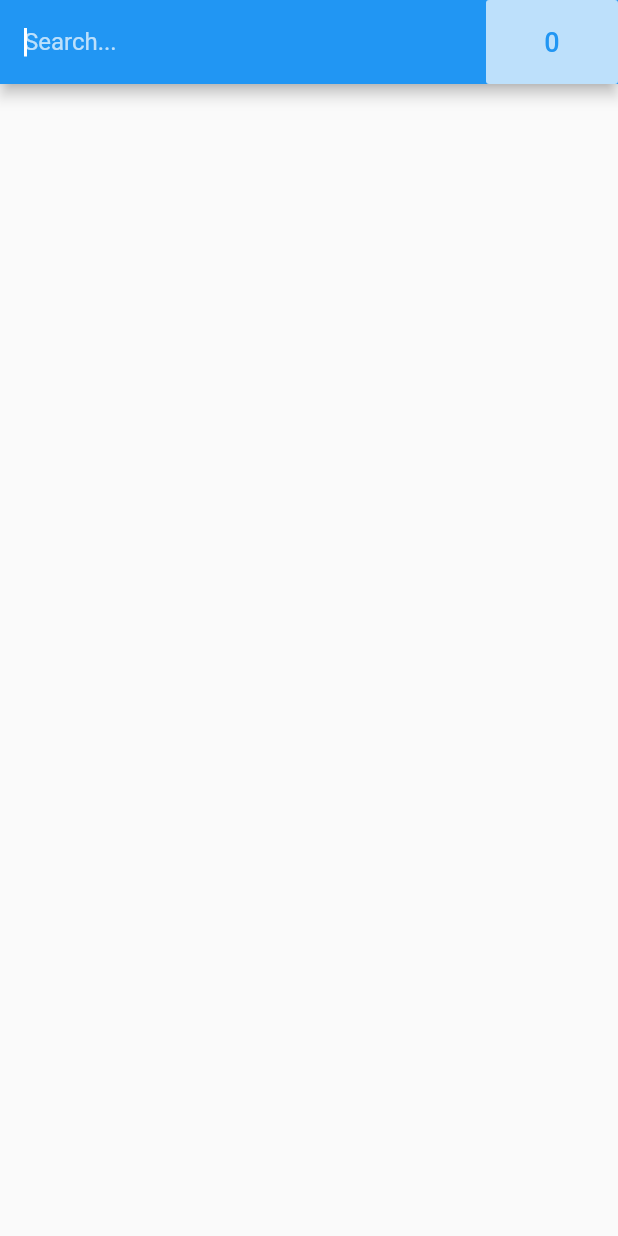
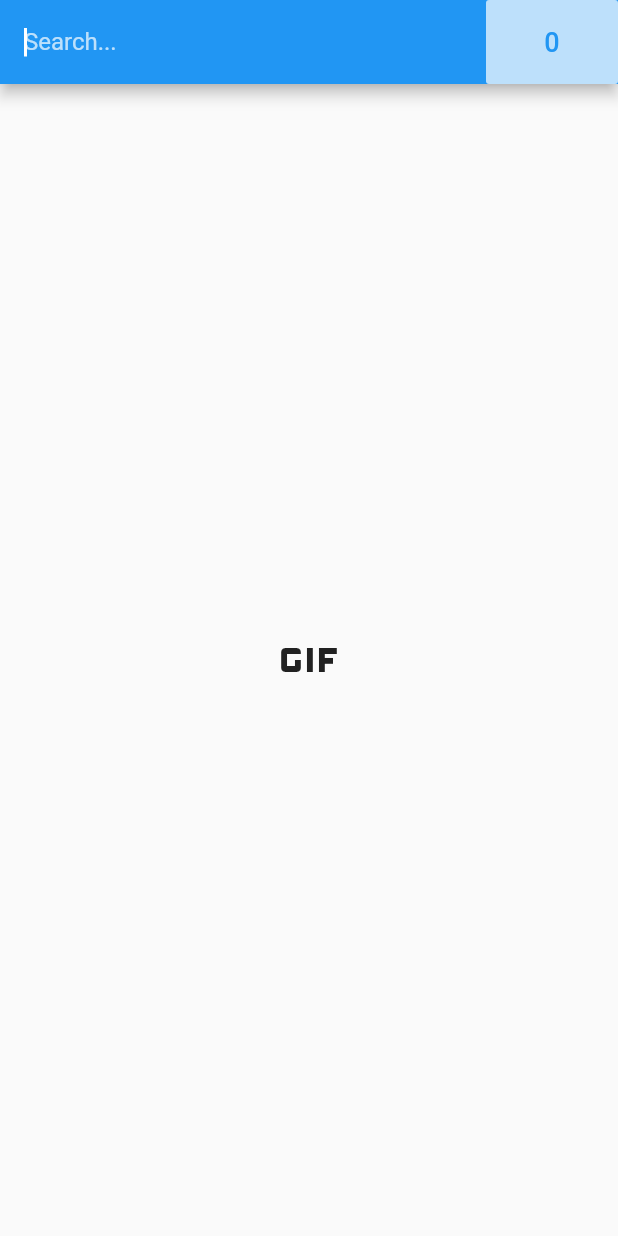
Before and after one commit to proteye/giphy-search-flutter, a Flutter app: the screen it shows after launch, on a phone screen of 412 x 824 dp. Run offline on Flutter 3.47's test engine with Material 2 defaults, Android fonts, the phone set to English and light mode, and no system bars.

Commit message:
added lazy loading, improved widgets

```diff
--- a/lib/src/screens/main.screen.dart
+++ b/lib/src/screens/main.screen.dart
@@ -10,23 +10,62 @@ class MainScreen extends StatefulWidget {
 }
 
 class _MainScreenState extends State<MainScreen> {
+  static const GIFS_LIMIT = 8;
   final _giphyService = GiphyService();
   bool _loading = false;
-  FocusNode _searchBarFocusNode;
+  String _searchText = '';
+  ScrollController _scrollController = ScrollController();
+  FocusNode _searchBarFocusNode = FocusNode();
+
+  @override
+  void initState() {
+    super.initState();
+    _scrollController.addListener(_scrollListener);
+  }
+
+  @override
+  void dispose() {
+    _scrollController.dispose();
+    _searchBarFocusNode.dispose();
+    super.dispose();
+  }
 
   _pushFavorites() {
     Navigator.pushNamed(context, '/favorites');
   }
 
-  _onSearch(String text) {
+  _scrollListener() {
+    if (_scrollController.position.pixels ==
+            _scrollController.position.maxScrollExtent &&
+        _giphyService.items.length < _giphyService.totalCount[_searchText]) {
+      _fetchGifs(offset: _giphyService.items.length);
+    }
+  }
+
+  _fetchGifs({String q, int limit = GIFS_LIMIT, int offset}) {
+    if (_loading) {
+      return;
+    }
+
     setState(() {
       _loading = true;
     });
-    _giphyService.search(q: text).then((data) {
+
+    q = q != null ? q : _searchText;
+
+    _giphyService.search(q: q, limit: limit, offset: offset).then((data) {
       setState(() {
+        if (offset == 0 && _scrollController.hasClients) {
+          _scrollController.jumpTo(0.0);
+        }
         _loading = false;
       });
     });
+  }
+
+  _onSearch(String text) {
+    _searchText = text;
+    _fetchGifs(q: text, offset: 0);
   }
 
   _onFavorite(int index) {
@@ -42,18 +81,6 @@ class _MainScreenState extends State<MainScreen> {
   }
 
   @override
-  void initState() {
-    super.initState();
-    _searchBarFocusNode = FocusNode();
-  }
-
-  @override
-  void dispose() {
-    _searchBarFocusNode.dispose();
-    super.dispose();
-  }
-
-  @override
   Widget build(BuildContext context) {
     return Scaffold(
       appBar: AppBar(
@@ -63,15 +90,9 @@ class _MainScreenState extends State<MainScreen> {
           timeoutMs: 1500,
         ),
         actions: <Widget>[
-          Container(
-            child: FlatButton(
-              color: Colors.white70,
-              child: Text(
-                _giphyService.favorites.length.toString(),
-                style: TextStyle(color: Colors.blue, fontSize: 18.0),
-              ),
-              onPressed: _pushFavorites,
-            ),
+          FavoritesCountButton(
+            count: _giphyService.favorites.length,
+            onFavorites: _pushFavorites,
           ),
         ],
       ),
@@ -80,7 +101,31 @@ class _MainScreenState extends State<MainScreen> {
         loading: _loading,
         onFavorite: _onFavorite,
         onGridTap: _onGridTap,
+        scrollController: _scrollController,
       ),
     );
   }
 }
+
+class FavoritesCountButton extends StatelessWidget {
+  final int count;
+  final Function onFavorites;
+
+  const FavoritesCountButton({
+    Key key,
+    this.count = 0,
+    this.onFavorites,
+  }) : super(key: key);
+
+  @override
+  Widget build(BuildContext context) {
+    return FlatButton(
+      color: Colors.white70,
+      child: Text(
+        count.toString(),
+        style: TextStyle(color: Colors.blue, fontSize: 18.0),
+      ),
+      onPressed: onFavorites,
+    );
+  }
+}
--- a/lib/src/widgets/gifs_grid.widget.dart
+++ b/lib/src/widgets/gifs_grid.widget.dart
@@ -7,27 +7,33 @@ class GifsGrid extends StatelessWidget {
   final bool loading;
   final Function onFavorite;
   final Function onGridTap;
+  final ScrollController scrollController;
 
   const GifsGrid(
       {Key key,
       this.items = const [],
       this.loading = false,
       this.onFavorite,
-      this.onGridTap})
+      this.onGridTap,
+      this.scrollController})
       : super(key: key);
 
   @override
   Widget build(BuildContext context) {
-    return Stack(
+    return Column(
       children: <Widget>[
-        GridView.builder(
+        items.length > 0
+            ? Expanded(
+                child: GridView.builder(
+                  controller: scrollController ?? null,
                   itemCount: items.length,
-          gridDelegate:
-              SliverGridDelegateWithFixedCrossAxisCount(crossAxisCount: 2),
+                  gridDelegate: SliverGridDelegateWithFixedCrossAxisCount(
+                      crossAxisCount: 2),
                   itemBuilder: (BuildContext context, int index) {
                     GiphyModel item = items[index];
                     return GestureDetector(
                       child: Card(
+                        key: Key(item.id),
                         elevation: 1.0,
                         child: Stack(
                           children: <Widget>[
@@ -40,9 +46,11 @@ class GifsGrid extends StatelessWidget {
                               child: IconButton(
                                 icon: item.isFavorite
                                     ? Icon(Icons.favorite, color: Colors.red)
-                            : Icon(Icons.favorite_border, color: Colors.red),
-                        onPressed: () =>
-                            onFavorite != null ? onFavorite(index) : null,
+                                    : Icon(Icons.favorite_border,
+                                        color: Colors.red),
+                                onPressed: () => onFavorite != null
+                                    ? onFavorite(index)
+                                    : null,
                               ),
                             ),
                           ],
@@ -52,6 +60,8 @@ class GifsGrid extends StatelessWidget {
                     );
                   },
                 ),
+              )
+            : Expanded(child: Center(child: Icon(Icons.gif, size: 64.0))),
         Center(child: loading ? CircularProgressIndicator() : null),
       ],
     );
--- a/lib/src/widgets/search_bar.widget.dart
+++ b/lib/src/widgets/search_bar.widget.dart
@@ -21,6 +21,22 @@ class _SearchBarState extends State<SearchBar> {
   Duration _duration;
   Timer _timer;
 
+  @override
+  void initState() {
+    super.initState();
+    _duration = Duration(milliseconds: widget.timeoutMs ?? DEFAULT_TIMEOUT);
+    _searchController.addListener(_searchListener);
+  }
+
+  @override
+  void dispose() {
+    if (_timer != null) {
+      _timer.cancel();
+    }
+    _searchController.dispose();
+    super.dispose();
+  }
+
   void _handleTimeout() {
     if (widget.onChanged != null) {
       widget.onChanged(_text);
@@ -39,22 +55,6 @@ class _SearchBarState extends State<SearchBar> {
   }
 
   @override
-  void initState() {
-    super.initState();
-    _duration = Duration(milliseconds: widget.timeoutMs ?? DEFAULT_TIMEOUT);
-    _searchController.addListener(_searchListener);
-  }
-
-  @override
-  void dispose() {
-    if (_timer != null) {
-      _timer.cancel();
-    }
-    _searchController.dispose();
-    super.dispose();
-  }
-
-  @override
   Widget build(BuildContext context) {
     return TextField(
         focusNode: widget.focusNode ?? null,
```
Also changed, not shown: lib/src/services/giphy.service.dart (+19 -2 lines). Lines whose indentation alone changed are shown as unchanged.
